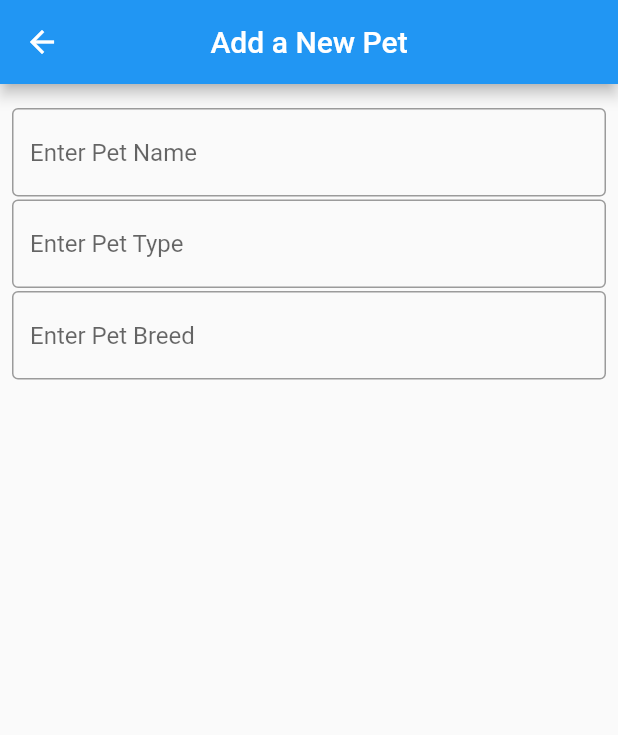
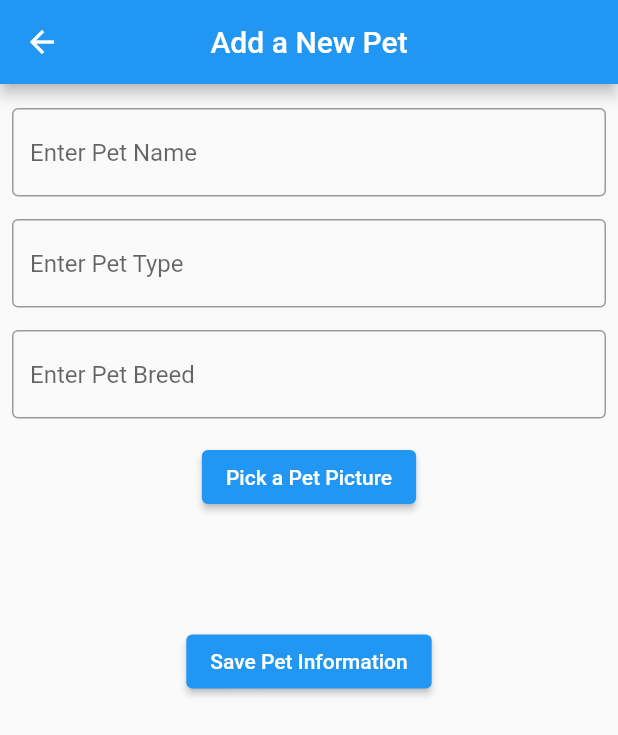
Before and after one commit to BobbyTortorello/P-C-T-Flutter, a Flutter app: the AddPet screen opened by its route, on a phone screen of 412 x 824 dp. Shown: the top 735 px of the screen. Run offline on Flutter 3.47's test engine with Material 2 defaults, Android fonts, the phone set to English and light mode, and no system bars; our stand-ins replace image_picker.

Commit message:
a lot of things are wrong

```diff
--- a/lib/new_pet.dart
+++ b/lib/new_pet.dart
@@ -1,5 +1,6 @@
 import 'package:flutter/material.dart';
 import 'package:image_picker/image_picker.dart';
+import 'package:p_c_t/pet.dart';
 
 class AddPet extends StatelessWidget {
   const AddPet({Key? key}) : super(key: key);
@@ -50,88 +51,87 @@ class AddPetFormState extends State<AddPetForm> {
           children: [
             TextField(
               decoration: const InputDecoration(
-                  border: OutlineInputBorder(), hintText: 'Enter Pet Name'),
+                border: OutlineInputBorder(),
+                hintText: 'Enter Pet Name',
+              ),
               controller: petNameField,
             ),
             const SizedBox(
-              height: 2,
+              height: 15,
             ),
             TextField(
               decoration: const InputDecoration(
-                  border: OutlineInputBorder(), hintText: 'Enter Pet Type'),
+                border: OutlineInputBorder(),
+                hintText: 'Enter Pet Type',
+              ),
               controller: petTypeField,
             ),
             const SizedBox(
-              height: 2,
+              height: 15,
             ),
             TextField(
               decoration: const InputDecoration(
-                  border: OutlineInputBorder(), hintText: 'Enter Pet Breed'),
+                border: OutlineInputBorder(),
+                hintText: 'Enter Pet Breed',
+              ),
               controller: petBreedField,
             ),
             const SizedBox(
-              height: 2,
+              height: 15,
             ),
-            //const PhotoLibrary()
+            ElevatedButton(
+              onPressed: () {
+                showOptions(context);
+              },
+              child: const Text('Pick a Pet Picture'),
+            ),
+            const SizedBox(
+              height: 75,
+            ),
+            ElevatedButton(
+              onPressed: () {
+                petName = petNameField.text;
+                petType = petTypeField.text;
+                petBreed = petBreedField.text;
+                Pet newPet = Pet(petName, petType, petBreed);
+                Navigator.pushNamed(context, '/myPets');
+                const BackButtonIcon();
+              },
+              child: const Text('Save Pet Information'),
+            ),
           ],
         ),
       ),
     );
   }
+
+  void showOptions(BuildContext context) {
+    showModalBottomSheet(
+      context: context,
+      builder: (BuildContext context) {
+        return Column(
+          children: <Widget>[
+            const ListTile(
+              leading: Icon(Icons.photo_camera),
+              title: Text('Take Picture with Camera'),
+            ),
+            ListTile(
+              onTap: () {
+                Navigator.pop(context);
+                showPhotoLibrary();
+              },
+              leading: const Icon(Icons.photo_library),
+              title: const Text('Choose from Photo Library'),
+            )
+          ],
+        );
+      },
+    );
+  }
+
+  void showPhotoLibrary() async {
+    final imageFile =
+        await ImagePicker().pickImage(source: ImageSource.gallery);
+    //print(file.path);
+  }
 }
-
-// class PhotoLibrary extends StatelessWidget {
-//   const PhotoLibrary({Key? key}) : super(key: key);
-
-//   @override
-//   Widget build(BuildContext context) {
-//     return Scaffold(
-//       body: SafeArea(
-//         child: Column(
-//           children: <Widget>[
-//             Image.asset(),
-//             ElevatedButton(
-//               onPressed: () {
-//                 showOptions(context);
-//               },
-//               child: const Text('Enter Pet Image'),
-//             ),
-//           ],
-//         ),
-//       ),
-//     );
-//   }
-
-//   void showOptions(BuildContext context) {
-//     showModalBottomSheet(
-//       context: context,
-//       builder: (context) {
-//         return Container(
-//           height: 100,
-//           child: Column(
-//             children: <Widget>[
-//               const ListTile(
-//                 leading: Icon(Icons.photo_camera),
-//                 title: Text('Take Picture with Camera'),
-//               ),
-//               ListTile(
-//                 onTap: () {
-//                   Navigator.pop(context);
-//                   _showPhotoLibrary();
-//                 },
-//                 leading: const Icon(Icons.photo_library),
-//                 title: const Text('Choose from Photo Library'),
-//               )
-//             ],
-//           ),
-//         );
-//       },
-//     );
-//   }
-// }
-
-// class Photo extends State<
-// void _showPhotoLibrary() async {
-//   final file = await ImagePicker().getImage(source: ImageSource.gallery);
-//   print(file.path);
-// }
--- a/lib/pet.dart
+++ b/lib/pet.dart
@@ -4,7 +4,12 @@ class Pet {
   String petName;
   String petType;
   String petBreed;
-  Image petImage;
+  //Image petImage;
 
-  Pet(this.petName, this.petType, this.petBreed, this.petImage);
+  Pet(
+    this.petName,
+    this.petType,
+    this.petBreed,
+    /*this.petImage*/
+  );
 }
--- a/pubspec.yaml
+++ b/pubspec.yaml
@@ -29,11 +29,11 @@ environment:
 dependencies:
   flutter:
     sdk: flutter
-  image_picker: ^0.6.2+3
 
   # The following adds the Cupertino Icons font to your application.
   # Use with the CupertinoIcons class for iOS style icons.
   cupertino_icons: ^1.0.2
+  image_picker: ^0.8.4+4
 
 dev_dependencies:
   flutter_test:
```
Also changed, not shown: pubspec.lock.
